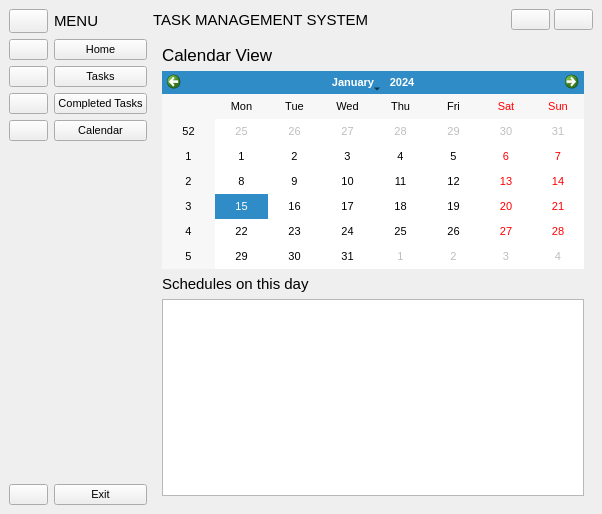
This is ui/main_window.ui in VicMbugua/TaskManagementSystem as Qt 5 draws it before an edit. The edited form follows.
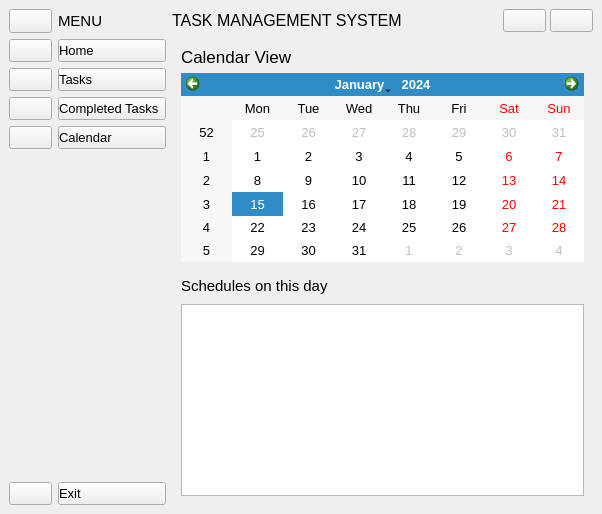
This is the edited form. The open tabs and pages were chosen to show the change. Icons and pictures are not drawn.

Diff of the .ui file:
```diff
--- a/ui/main_window.ui
+++ b/ui/main_window.ui
@@ -12,7 +12,7 @@
   </property>
   <property name="font">
    <font>
-    <pointsize>8</pointsize>
+    <pointsize>10</pointsize>
    </font>
   </property>
   <property name="windowTitle">
@@ -130,9 +130,6 @@
           </property>
           <item>
            <widget class="QWidget" name="icons_only_widget" native="true">
-            <property name="styleSheet">
-             <string notr="true"/>
-            </property>
             <layout class="QVBoxLayout" name="verticalLayout_2">
              <property name="leftMargin">
               <number>0</number>
@@ -300,6 +297,9 @@
              </property>
              <item>
               <widget class="QPushButton" name="home_btn_2">
+               <property name="styleSheet">
+                <string notr="true">text-align: left;</string>
+               </property>
                <property name="text">
                 <string>Home</string>
                </property>
@@ -323,6 +323,9 @@
              </item>
              <item>
               <widget class="QPushButton" name="tasks_btn_2">
+               <property name="styleSheet">
+                <string notr="true">text-align: left;</string>
+               </property>
                <property name="text">
                 <string>Tasks</string>
                </property>
@@ -349,6 +352,9 @@
                <property name="layoutDirection">
                 <enum>Qt::LeftToRight</enum>
                </property>
+               <property name="styleSheet">
+                <string notr="true">text-align: left;</string>
+               </property>
                <property name="text">
                 <string>Completed Tasks</string>
                </property>
@@ -372,6 +378,9 @@
              </item>
              <item>
               <widget class="QPushButton" name="calendar_btn_2">
+               <property name="styleSheet">
+                <string notr="true">text-align: left;</string>
+               </property>
                <property name="text">
                 <string>Calendar</string>
                </property>
@@ -408,6 +417,9 @@
              </item>
              <item>
               <widget class="QPushButton" name="exit_btn_2">
+               <property name="styleSheet">
+                <string notr="true">text-align: left;</string>
+               </property>
                <property name="text">
                 <string>Exit</string>
                </property>
@@ -466,7 +478,7 @@
            <widget class="QLabel" name="label_3">
             <property name="font">
              <font>
-              <pointsize>11</pointsize>
+              <pointsize>12</pointsize>
              </font>
             </property>
             <property name="text">
@@ -789,6 +801,8 @@
          <widget class="QWidget" name="calendar_page">
           <layout class="QVBoxLayout" name="verticalLayout_8">
            <item>
+            <layout class="QHBoxLayout" name="horizontalLayout_11">
+             <item>
             <widget class="QLabel" name="label_4">
              <property name="font">
               <font>
@@ -801,6 +815,21 @@
             </widget>
            </item>
            <item>
+              <spacer name="horizontalSpacer_8">
+               <property name="orientation">
+                <enum>Qt::Horizontal</enum>
+               </property>
+               <property name="sizeHint" stdset="0">
+                <size>
+                 <width>40</width>
+                 <height>20</height>
+                </size>
+               </property>
+              </spacer>
+             </item>
+            </layout>
+           </item>
+           <item>
             <widget class="QCalendarWidget" name="calendar">
              <property name="cursor">
               <cursorShape>PointingHandCursor</cursorShape>
@@ -811,7 +840,15 @@
             </widget>
            </item>
            <item>
-            <widget class="QLabel" name="label_7">
+            <layout class="QHBoxLayout" name="horizontalLayout_10">
+             <property name="topMargin">
+              <number>8</number>
+             </property>
+             <property name="bottomMargin">
+              <number>2</number>
+             </property>
+             <item>
+              <widget class="QLabel" name="schedules_for">
              <property name="font">
               <font>
                <pointsize>11</pointsize>
@@ -821,6 +858,21 @@
               <string>Schedules on this day</string>
              </property>
             </widget>
+             </item>
+             <item>
+              <spacer name="horizontalSpacer_7">
+               <property name="orientation">
+                <enum>Qt::Horizontal</enum>
+               </property>
+               <property name="sizeHint" stdset="0">
+                <size>
+                 <width>40</width>
+                 <height>20</height>
+                </size>
+               </property>
+              </spacer>
+             </item>
+            </layout>
            </item>
            <item>
             <widget class="QTableView" name="calendar_table"/>
```
Left out of the diff: 16 changed lines with no effect on the pictures. Lines whose indentation alone changed are shown as unchanged.
